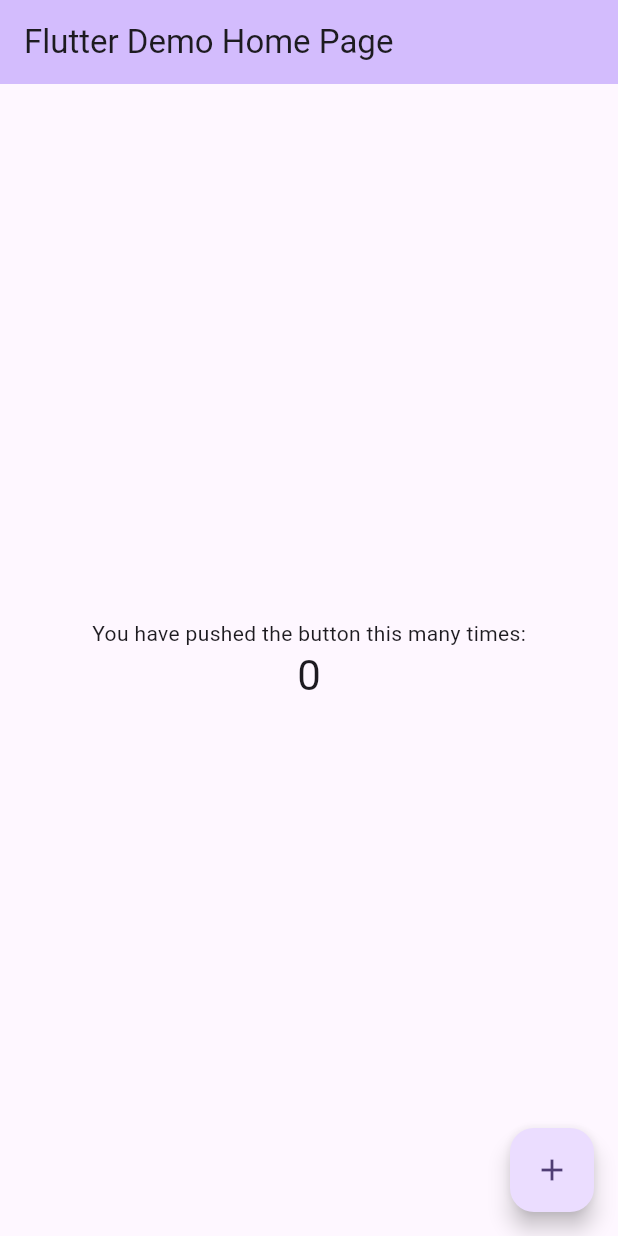
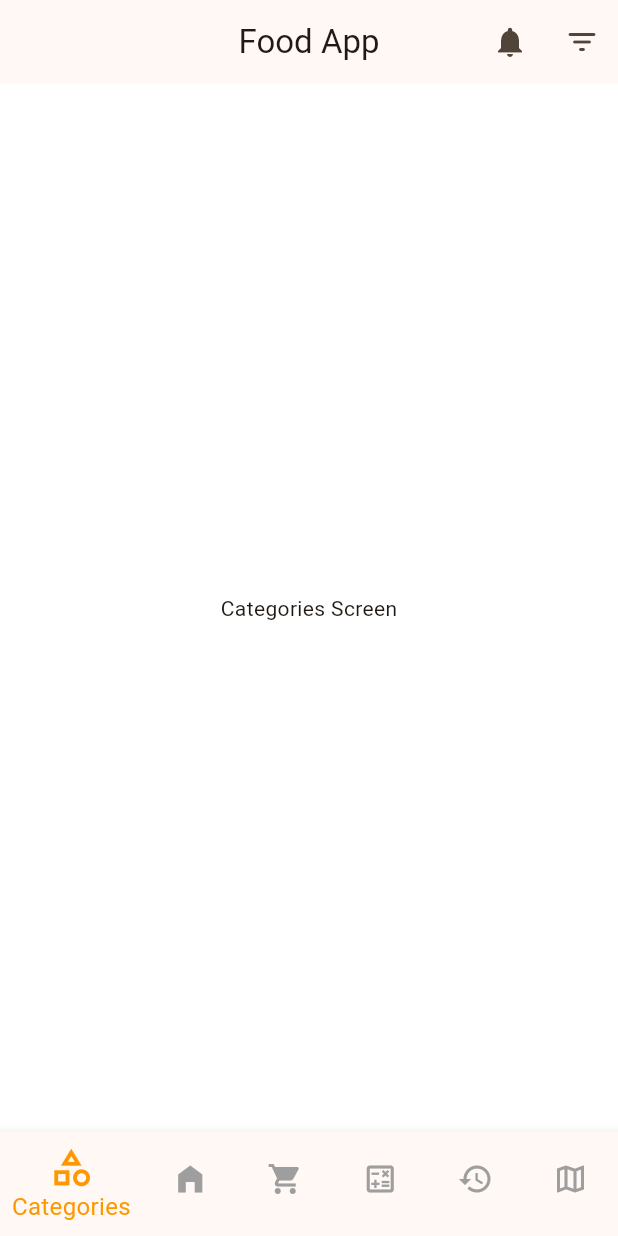
Before and after one commit to M-Waleed-Elsherbeny/Food-Delivery-App, a Flutter app: the screen it shows after launch, on a phone screen of 412 x 824 dp. Run offline on Flutter 3.47's test engine with Material 3 defaults, Android fonts, the phone set to English and light mode, and no system bars.

Commit message:
- Add flutter_map. - Add const warning - Added GridView In Home Screen

```diff
--- a/analysis_options.yaml
+++ b/analysis_options.yaml
@@ -21,8 +21,9 @@ linter:
   # `// ignore_for_file: name_of_lint` syntax on the line or in the file
   # producing the lint.
   rules:
+    # TODO: Add const warnings
+    prefer_const_constructors: true
     # avoid_print: false  # Uncomment to disable the `avoid_print` rule
     # prefer_single_quotes: true  # Uncomment to enable the `prefer_single_quotes` rule
-
 # Additional information about this file can be found at
 # https://dart.dev/guides/language/analysis-options
--- /dev/null
+++ b/lib/features/screens/home/view/ui/main_screen.dart
@@ -0,0 +1,73 @@
+import 'package:flutter/material.dart';
+import 'package:food_delivery_app/features/screens/home/view/ui/home_screen.dart';
+
+class MainScreen extends StatefulWidget {
+  const MainScreen({super.key});
+
+  @override
+  State<MainScreen> createState() => _MainScreenState();
+}
+
+class _MainScreenState extends State<MainScreen> {
+  List<BottomNavigationBarItem> items = [
+    const BottomNavigationBarItem(
+      icon: Icon(Icons.category_outlined),
+      label: 'Categories',
+    ),
+    const BottomNavigationBarItem(icon: Icon(Icons.home_filled), label: 'Home'),
+    const BottomNavigationBarItem(
+      icon: Icon(Icons.shopping_cart),
+      label: 'Cart',
+    ),
+    const BottomNavigationBarItem(
+      icon: Icon(Icons.calculate_outlined),
+      label: 'Calories',
+    ),
+    const BottomNavigationBarItem(
+      icon: Icon(Icons.history_outlined),
+      label: 'History',
+    ),
+    const BottomNavigationBarItem(icon: Icon(Icons.map_outlined), label: 'Map'),
+  ];
+  int currentIndex = 0;
+  List<Widget> screens = [
+    const Center(child: Text('Categories Screen')),
+    const HomeScreen(),
+    const Center(child: Text('Cart Screen')),
+    const Center(child: Text('Calories Screen')),
+    const Center(child: Text('History Screen')),
+    const Center(child: Text('Map Screen')),
+  ];
+  @override
+  Widget build(BuildContext context) {
+    return Scaffold(
+      backgroundColor: Colors.white,
+      bottomNavigationBar: BottomNavigationBar(
+
+        type: BottomNavigationBarType.shifting,
+        items: items,
+        currentIndex: currentIndex,
+        onTap: (index) {
+          currentIndex = index;
+          setState(() {});
+        },
+        unselectedItemColor: Colors.grey,
+        selectedItemColor: Colors.orange,
+        selectedIconTheme: const IconThemeData(size: 30),
+        selectedFontSize: 16,
+      ),
+      appBar: AppBar(
+        title: const Text('Food App'),
+        centerTitle: true,
+        actions: [
+          IconButton(onPressed: () {}, icon: const Icon(Icons.notifications)),
+          IconButton(
+            onPressed: () {},
+            icon: const Icon(Icons.filter_list_rounded),
+          ),
+        ],
+      ),
+      body: screens[currentIndex],
+    );
+  }
+}
--- a/lib/main.dart
+++ b/lib/main.dart
@@ -1,122 +1,23 @@
 import 'package:flutter/material.dart';
+import 'package:food_delivery_app/features/screens/home/view/ui/main_screen.dart';
 
 void main() {
-  runApp(const MyApp());
+  runApp(const FoodDeliveryApp());
 }
 
-class MyApp extends StatelessWidget {
-  const MyApp({super.key});
+class FoodDeliveryApp extends StatelessWidget {
+  const FoodDeliveryApp({super.key});
 
   // This widget is the root of your application.
   @override
   Widget build(BuildContext context) {
     return MaterialApp(
-      title: 'Flutter Demo',
+      title: 'Food Delivery App',
       theme: ThemeData(
-        // This is the theme of your application.
-        //
-        // TRY THIS: Try running your application with "flutter run". You'll see
-        // the application has a purple toolbar. Then, without quitting the app,
-        // try changing the seedColor in the colorScheme below to Colors.green
-        // and then invoke "hot reload" (save your changes or press the "hot
-        // reload" button in a Flutter-supported IDE, or press "r" if you used
-        // the command line to start the app).
-        //
-        // Notice that the counter didn't reset back to zero; the application
-        // state is not lost during the reload. To reset the state, use hot
-        // restart instead.
-        //
-        // This works for code too, not just values: Most code changes can be
-        // tested with just a hot reload.
-        colorScheme: ColorScheme.fromSeed(seedColor: Colors.deepPurple),
+        colorScheme: ColorScheme.fromSeed(seedColor: Colors.orange),
       ),
-      home: const MyHomePage(title: 'Flutter Demo Home Page'),
+      debugShowCheckedModeBanner: false,
+      home: const MainScreen(),
     );
   }
 }
-
-class MyHomePage extends StatefulWidget {
-  const MyHomePage({super.key, required this.title});
-
-  // This widget is the home page of your application. It is stateful, meaning
-  // that it has a State object (defined below) that contains fields that affect
-  // how it looks.
-
-  // This class is the configuration for the state. It holds the values (in this
-  // case the title) provided by the parent (in this case the App widget) and
-  // used by the build method of the State. Fields in a Widget subclass are
-  // always marked "final".
-
-  final String title;
-
-  @override
-  State<MyHomePage> createState() => _MyHomePageState();
-}
-
-class _MyHomePageState extends State<MyHomePage> {
-  int _counter = 0;
-
-  void _incrementCounter() {
-    setState(() {
-      // This call to setState tells the Flutter framework that something has
-      // changed in this State, which causes it to rerun the build method below
-      // so that the display can reflect the updated values. If we changed
-      // _counter without calling setState(), then the build method would not be
-      // called again, and so nothing would appear to happen.
-      _counter++;
-    });
-  }
-
-  @override
-  Widget build(BuildContext context) {
-    // This method is rerun every time setState is called, for instance as done
-    // by the _incrementCounter method above.
-    //
-    // The Flutter framework has been optimized to make rerunning build methods
-    // fast, so that you can just rebuild anything that needs updating rather
-    // than having to individually change instances of widgets.
-    return Scaffold(
-      appBar: AppBar(
-        // TRY THIS: Try changing the color here to a specific color (to
-        // Colors.amber, perhaps?) and trigger a hot reload to see the AppBar
-        // change color while the other colors stay the same.
-        backgroundColor: Theme.of(context).colorScheme.inversePrimary,
-        // Here we take the value from the MyHomePage object that was created by
-        // the App.build method, and use it to set our appbar title.
-        title: Text(widget.title),
-      ),
-      body: Center(
-        // Center is a layout widget. It takes a single child and positions it
-        // in the middle of the parent.
-        child: Column(
-          // Column is also a layout widget. It takes a list of children and
-          // arranges them vertically. By default, it sizes itself to fit its
-          // children horizontally, and tries to be as tall as its parent.
-          //
-          // Column has various properties to control how it sizes itself and
-          // how it positions its children. Here we use mainAxisAlignment to
-          // center the children vertically; the main axis here is the vertical
-          // axis because Columns are vertical (the cross axis would be
-          // horizontal).
-          //
-          // TRY THIS: Invoke "debug painting" (choose the "Toggle Debug Paint"
-          // action in the IDE, or press "p" in the console), to see the
-          // wireframe for each widget.
-          mainAxisAlignment: MainAxisAlignment.center,
-          children: <Widget>[
-            const Text('You have pushed the button this many times:'),
-            Text(
-              '$_counter',
-              style: Theme.of(context).textTheme.headlineMedium,
-            ),
-          ],
-        ),
-      ),
-      floatingActionButton: FloatingActionButton(
-        onPressed: _incrementCounter,
-        tooltip: 'Increment',
-        child: const Icon(Icons.add),
-      ), // This trailing comma makes auto-formatting nicer for build methods.
-    );
-  }
-}
--- a/pubspec.yaml
+++ b/pubspec.yaml
@@ -2,7 +2,7 @@ name: food_delivery_app
 description: "A new Flutter project."
 # The following line prevents the package from being accidentally published to
 # pub.dev using `flutter pub publish`. This is preferred for private packages.
-publish_to: 'none' # Remove this line if you wish to publish to pub.dev
+publish_to: "none" # Remove this line if you wish to publish to pub.dev
 
 # The following defines the version and build number for your application.
 # A version number is three numbers separated by dots, like 1.2.43
@@ -35,6 +35,9 @@ dependencies:
   # Use with the CupertinoIcons class for iOS style icons.
   cupertino_icons: ^1.0.8
 
+  # aimed map client: it's easy-to-use, and 100% pure-Flutter
+  flutter_map: ^8.2.1
+
 dev_dependencies:
   flutter_test:
     sdk: flutter
@@ -51,7 +54,6 @@ dev_dependencies:
 
 # The following section is specific to Flutter packages.
 flutter:
-
   # The following line ensures that the Material Icons font is
   # included with your application, so that you can use the icons in
   # the material Icons class.
```
Also changed, not shown: lib/features/screens/home/view/ui/home_screen.dart (added, +66 -0 lines), pubspec.lock, 2 other files.
